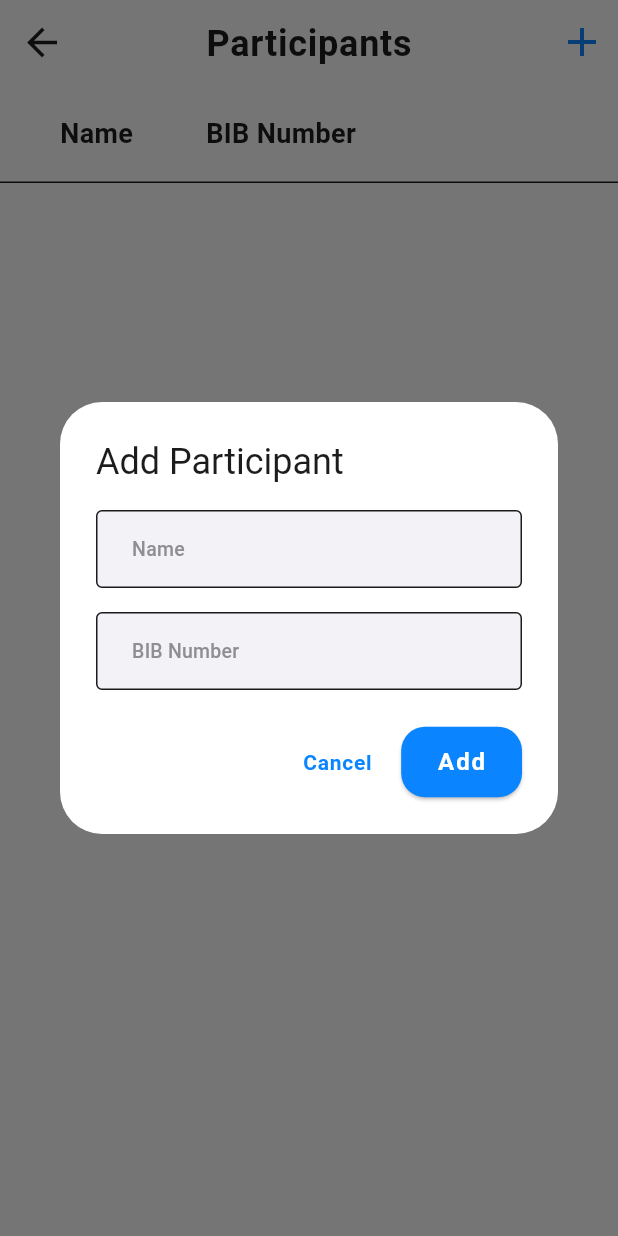
After one commit to phuravongpech/RaceTrackingApp-G5, a Flutter app: the ParticipantScreen screen opened directly, after a tap on the "add" icon, on a phone screen of 412 x 824 dp. The commit adds this screen. Run offline on Flutter 3.47's test engine with Material 3 defaults, Android fonts, the phone set to English and light mode, and no system bars; our stand-ins replace firebase_core, firebase_database, logger; missing offline and left inert: flutter_flip_clock; accounts and stored records are empty; Roboto replaces fonts that are missing (Poppins).

Commit message:
RT-17 seperate dialogs from main screen

```diff
--- /dev/null
+++ b/lib/screens/participant/widgets/delete_confirmation_dialog.dart
@@ -0,0 +1,39 @@
+import 'package:flutter/material.dart';
+import 'package:race_tracking_app_g5/models/participant.dart';
+import 'package:race_tracking_app_g5/providers/participant_provider.dart';
+import 'package:race_tracking_app_g5/theme/theme.dart';
+
+class DeleteConfirmationDialog extends StatelessWidget {
+  final Participant participant;
+
+  const DeleteConfirmationDialog({super.key, required this.participant});
+
+  static Future<void> show(BuildContext context, Participant p) {
+    return showDialog(
+      context: context,
+      builder: (_) => DeleteConfirmationDialog(participant: p),
+    );
+  }
+
+  @override
+  Widget build(BuildContext context) {
+    return AlertDialog(
+      title: const Text('Delete Participant'),
+      content: Text('Are you sure you want to delete ${participant.name}?'),
+      actions: [
+        TextButton(
+          onPressed: () => Navigator.of(context).pop(),
+          child: const Text('Cancel'),
+        ),
+        ElevatedButton(
+          onPressed: () {
+            ParticipantProvider().deleteParticipant(participant.id);
+            Navigator.of(context).pop();
+          },
+          style: ElevatedButton.styleFrom(backgroundColor: RTColors.error),
+          child: const Text('Delete'),
+        ),
+      ],
+    );
+  }
+}
--- /dev/null
+++ b/lib/screens/participant/widgets/participant_dialogs.dart
@@ -0,0 +1,155 @@
+import 'package:flutter/material.dart';
+import 'package:flutter/services.dart';
+import 'package:race_tracking_app_g5/models/participant.dart';
+import 'package:race_tracking_app_g5/providers/participant_provider.dart';
+import 'package:race_tracking_app_g5/theme/theme.dart';
+
+class ParticipantDialog extends StatefulWidget {
+  final List<Participant> currentList;
+  final Participant? participantToEdit;
+
+  const ParticipantDialog({
+    super.key,
+    required this.currentList,
+    this.participantToEdit,
+  });
+
+  static Future<void> show(
+    BuildContext context,
+    List<Participant> currentList,
+    Participant? participantToEdit,
+  ) {
+    return showDialog(
+      context: context,
+      builder:
+          (_) => ParticipantDialog(
+            currentList: currentList,
+            participantToEdit: participantToEdit,
+          ),
+    );
+  }
+
+  @override
+  State<ParticipantDialog> createState() => _ParticipantDialogState();
+}
+
+class _ParticipantDialogState extends State<ParticipantDialog> {
+  final _formKey = GlobalKey<FormState>();
+  late TextEditingController _nameController;
+  late TextEditingController _bibController;
+
+  bool get isEdit => widget.participantToEdit != null;
+
+  @override
+  void initState() {
+    super.initState();
+    _nameController = TextEditingController(
+      text: widget.participantToEdit?.name ?? '',
+    );
+    _bibController = TextEditingController(
+      text: widget.participantToEdit?.bibNumber.toString() ?? '',
+    );
+  }
+
+  @override
+  void dispose() {
+    _nameController.dispose();
+    _bibController.dispose();
+    super.dispose();
+  }
+
+  bool isDuplicate(int bibNumber) {
+    return widget.currentList.any((p) => p.bibNumber == bibNumber);
+  }
+
+  bool isDuplicateOnEdit(String name, int bibNumber, String id) {
+    return widget.currentList.any(
+      (p) => p.id != id && (p.name == name || p.bibNumber == bibNumber),
+    );
+  }
+
+  void _submit() {
+    if (!_formKey.currentState!.validate()) return;
+
+    final name = _nameController.text.trim();
+    final bib = int.parse(_bibController.text.trim());
+    final provider = ParticipantProvider();
+
+    if (isEdit) {
+      final id = widget.participantToEdit!.id;
+      if (isDuplicateOnEdit(name, bib, id)) {
+        _showError("Name or Bib Number already exists");
+        return;
+      }
+      provider.updateParticipant(id, name, bib);
+    } else {
+      if (isDuplicate(bib)) {
+        _showError("Bib Number already exists");
+        return;
+      }
+      provider.addParticipant(name, bib);
+    }
+
+    Navigator.pop(context);
+  }
+
+  void _showError(String message) {
+    ScaffoldMessenger.of(
+      context,
+    ).showSnackBar(SnackBar(content: Text(message)));
+  }
+
+  @override
+  Widget build(BuildContext context) {
+    final label = isEdit ? "Edit" : "Add";
+
+    return AlertDialog(
+      title: Text('$label Participant'),
+      content: SizedBox(
+        width: 400,
+        child: Form(
+          key: _formKey,
+          child: Column(
+            mainAxisSize: MainAxisSize.min,
+            children: [
+              TextFormField(
+                controller: _nameController,
+                decoration: const InputDecoration(
+                  labelText: "Name",
+                  border: OutlineInputBorder(),
+                ),
+                validator:
+                    (value) =>
+                        (value == null || value.trim().isEmpty)
+                            ? "Enter a name"
+                            : null,
+              ),
+              const SizedBox(height: 16),
+              TextFormField(
+                controller: _bibController,
+                decoration: const InputDecoration(
+                  labelText: "BIB Number",
+                  border: OutlineInputBorder(),
+                ),
+                keyboardType: TextInputType.number,
+                inputFormatters: [FilteringTextInputFormatter.digitsOnly],
+                validator: (value) {
+                  final num = int.tryParse(value ?? '');
+                  if (num == null || num <= 0) return "Enter a valid number";
+                  return null;
+                },
+              ),
+            ],
+          ),
+        ),
+      ),
+      actions: [
+        TextButton(
+          onPressed: () => Navigator.pop(context),
+          child: const Text("Cancel"),
+        ),
+        ElevatedButton(onPressed: _submit, child: Text(label)),
+      ],
+    );
+  }
+}
```
Also changed, not shown: lib/screens/participant/participant_screen.dart (+5 -154 lines).
